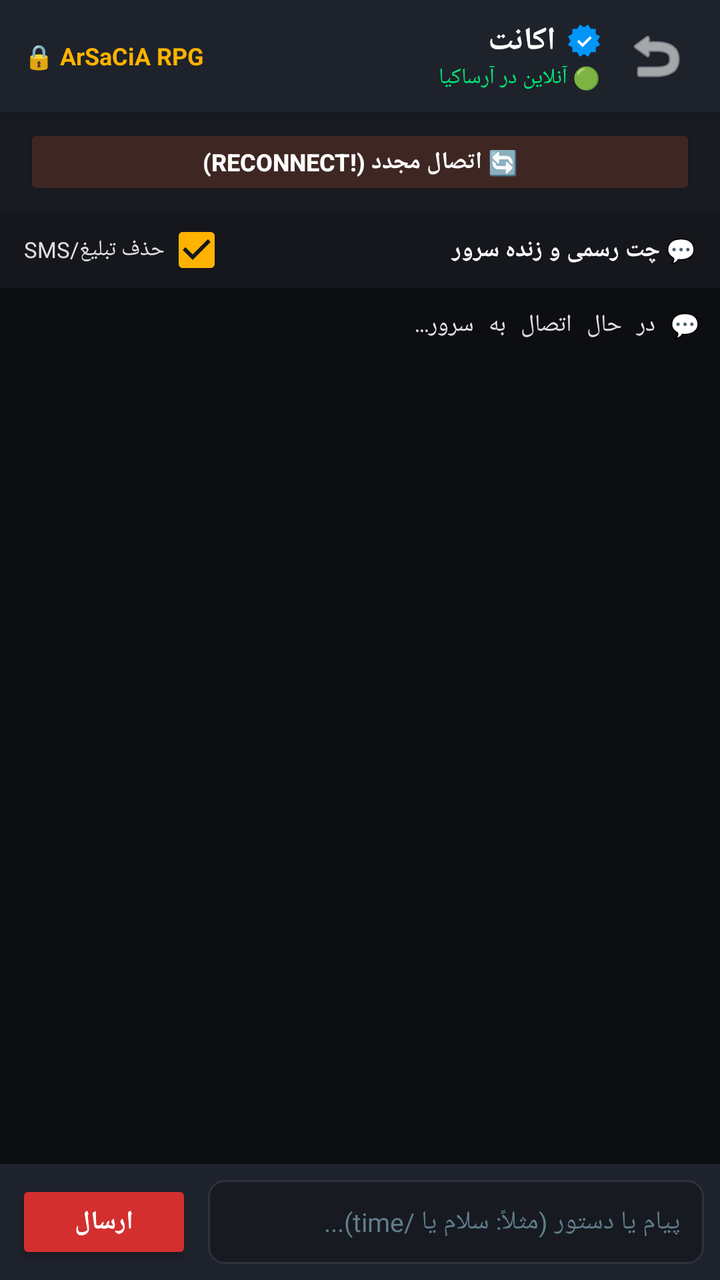
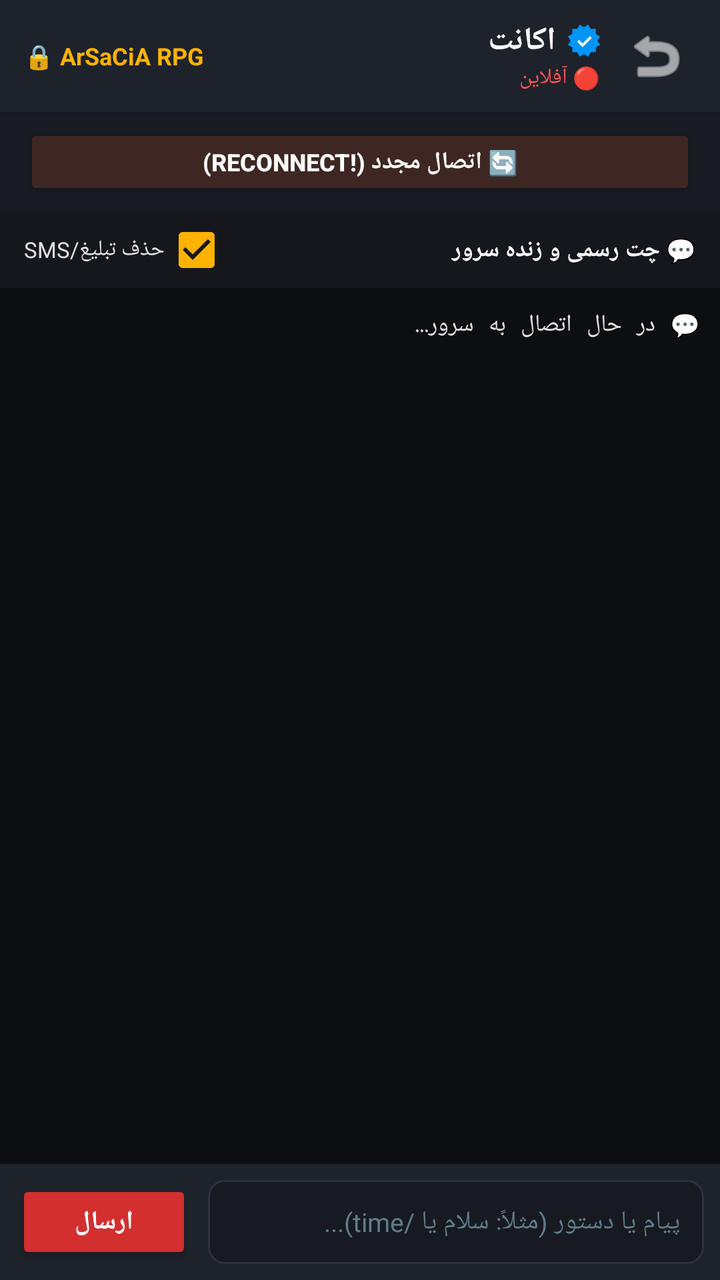

Before-and-after screenshots of an Android layout around one commit, followed by the original layout XML and the change that was made.
<!-- AndroidManifest.xml: application theme Theme.AGRak -->
<!-- res/layout/activity_chat.xml -->
<?xml version="1.0" encoding="utf-8"?>
<LinearLayout xmlns:android="http://schemas.android.com/apk/res/android"
    xmlns:app="http://schemas.android.com/apk/res-auto"
    android:layout_width="match_parent"
    android:layout_height="match_parent"
    android:background="@color/bg_dark"
    android:orientation="vertical"
    android:layoutDirection="rtl">

    
    <androidx.cardview.widget.CardView
        android:layout_width="match_parent"
        android:layout_height="wrap_content"
        app:cardBackgroundColor="@color/card_dark"
        app:cardCornerRadius="0dp"
        app:cardElevation="4dp">

        <LinearLayout
            android:layout_width="match_parent"
            android:layout_height="56dp"
            android:gravity="center_vertical"
            android:orientation="horizontal"
            android:paddingHorizontal="12dp">

            <ImageButton
                android:id="@+id/btnBack"
                android:layout_width="40dp"
                android:layout_height="40dp"
                android:background="?attr/selectableItemBackgroundBorderless"
                android:src="@android:drawable/ic_menu_revert"
                android:tint="@color/text_white"
                android:contentDescription="بازگشت" />

            <LinearLayout
                android:layout_width="0dp"
                android:layout_height="wrap_content"
                android:layout_marginStart="8dp"
                android:layout_weight="1"
                android:orientation="vertical">

                <LinearLayout
                    android:layout_width="wrap_content"
                    android:layout_height="wrap_content"
                    android:gravity="center_vertical"
                    android:orientation="horizontal">

                    <ImageView
                        android:layout_width="16dp"
                        android:layout_height="16dp"
                        android:layout_marginEnd="6dp"
                        android:src="@drawable/ic_instagram_verified"
                        android:contentDescription="تیک آبی" />

                    <TextView
                        android:id="@+id/tvChatAccountName"
                        android:layout_width="wrap_content"
                        android:layout_height="wrap_content"
                        android:text="اکانت"
                        android:textColor="@color/text_white"
                        android:textSize="16sp"
                        android:textStyle="bold" />
                </LinearLayout>

                <TextView
                    android:id="@+id/tvChatStatus"
                    android:layout_width="wrap_content"
                    android:layout_height="wrap_content"
                    android:text="🟢 آنلاین در آرساکیا"
                    android:textColor="@color/status_green"
                    android:textSize="11sp" />
            </LinearLayout>

            
            <TextView
                android:layout_width="wrap_content"
                android:layout_height="wrap_content"
                android:text="🔒 ArSaCiA RPG"
                android:textColor="@color/accent_gold"
                android:textSize="12sp"
                android:textStyle="bold" />

        </LinearLayout>
    </androidx.cardview.widget.CardView>

    
    <LinearLayout
        android:layout_width="match_parent"
        android:layout_height="wrap_content"
        android:background="#181B22"
        android:paddingTop="6dp"
        android:paddingBottom="6dp"
        android:paddingLeft="12dp"
        android:paddingRight="12dp"
        android:orientation="horizontal">

        <Button
            android:id="@+id/btnQuickReconnect"
            android:layout_width="match_parent"
            android:layout_height="38dp"
            android:backgroundTint="#3E2723"
            android:text="🔄 اتصال مجدد (!reconnect)"
            android:textColor="@color/text_white"
            android:textStyle="bold"
            android:textSize="12sp" />
    </LinearLayout>

    
    <LinearLayout
        android:layout_width="match_parent"
        android:layout_height="38dp"
        android:background="#15171D"
        android:gravity="center_vertical"
        android:orientation="horizontal"
        android:paddingHorizontal="12dp">

        <TextView
            android:layout_width="0dp"
            android:layout_height="wrap_content"
            android:layout_weight="1"
            android:text="💬 چت رسمی و زنده سرور"
            android:textColor="@color/text_white"
            android:textStyle="bold"
            android:textSize="12sp" />

        <CheckBox
            android:id="@+id/cbFilterSmsAds"
            android:layout_width="wrap_content"
            android:layout_height="34dp"
            android:checked="true"
            android:buttonTint="@color/accent_gold"
            android:text="حذف تبلیغ/SMS"
            android:textColor="#E0E0E0"
            android:textSize="11sp" />

    </LinearLayout>

    
    <ScrollView
        android:id="@+id/scrollConsole"
        android:layout_width="match_parent"
        android:layout_height="0dp"
        android:layout_weight="1"
        android:background="#0D0E11"
        android:padding="10dp"
        android:fillViewport="true"
        android:descendantFocusability="blocksDescendants">

        <TextView
            android:id="@+id/tvConsoleLogs"
            android:layout_width="match_parent"
            android:layout_height="wrap_content"
            android:textColor="#E0E0E0"
            android:textSize="12sp"
            android:typeface="monospace"
            android:focusable="false"
            android:focusableInTouchMode="false"
            android:text="💬 در حال اتصال به سرور...\n" />
    </ScrollView>

    
    <androidx.cardview.widget.CardView
        android:layout_width="match_parent"
        android:layout_height="wrap_content"
        app:cardBackgroundColor="@color/card_dark"
        app:cardCornerRadius="0dp"
        app:cardElevation="8dp">

        <LinearLayout
            android:layout_width="match_parent"
            android:layout_height="wrap_content"
            android:gravity="center_vertical"
            android:orientation="horizontal"
            android:padding="8dp">

            <EditText
                android:id="@+id/etChatMessage"
                android:layout_width="0dp"
                android:layout_height="42dp"
                android:layout_weight="1"
                android:background="@drawable/bg_input_field"
                android:hint="پیام یا دستور (مثلاً: سلام یا /time)..."
                android:textColorHint="@color/text_hint"
                android:textColor="@color/text_white"
                android:textSize="13sp"
                android:paddingHorizontal="12dp"
                android:singleLine="true" />

            <Button
                android:id="@+id/btnSendMessage"
                android:layout_width="wrap_content"
                android:layout_height="42dp"
                android:layout_marginStart="8dp"
                android:backgroundTint="@color/primary_red"
                android:text="@string/send"
                android:textColor="@color/text_white"
                android:textStyle="bold"
                android:textSize="13sp" />

        </LinearLayout>
    </androidx.cardview.widget.CardView>

</LinearLayout>
<!-- resources referenced by this layout -->
<resources>
  <color name="accent_gold">#FFB300</color>
  <color name="bg_dark">#121418</color>
  <color name="card_dark">#1E222B</color>
  <color name="primary_red">#D32F2F</color>
  <color name="status_green">#00E676</color>
  <color name="text_hint">#607D8B</color>
  <color name="text_white">#FFFFFF</color>
  <!-- drawable bg_input_field (drawable) -->
  <?xml version="1.0" encoding="utf-8"?>
  <shape xmlns:android="http://schemas.android.com/apk/res/android"
      android:shape="rectangle">
      <solid android:color="#171A21" />
      <stroke
          android:width="1dp"
          android:color="@color/card_stroke" />
      <corners android:radius="8dp" />
  </shape>
  <!-- drawable ic_instagram_verified (drawable) -->
  <vector xmlns:android="http://schemas.android.com/apk/res/android"
      android:width="20dp"
      android:height="20dp"
      android:viewportWidth="40"
      android:viewportHeight="40">
      <path
          android:fillColor="#0095F6"
          android:pathData="M19.998,3.094 L14.638,0 l-2.972,5.15 H5.432 v6.354 L0,14.64 3.094,20 0,25.359 l5.432,3.137 v5.905 h5.975 L14.638,40 l5.36,-3.094 L25.358,40 l3.232,-5.6 h6.162 v-6.01 L40,25.359 36.905,20 40,14.641 l-5.248,-3.03 v-6.46 h-6.419 L25.358,0 l-5.36,3.094 Z" />
      <path
          android:fillColor="#FFFFFF"
          android:pathData="M27.413,14.319 l2.254,2.287 -11.43,11.5 -6.835,-6.93 2.244,-2.258 4.587,4.581 9.18,-9.18 Z" />
  </vector>
  <string name="send">ارسال</string>
  <style name="Theme.AGRak" parent="Theme.AppCompat.DayNight.NoActionBar">
          <item name="colorPrimary">@color/primary_red</item>
          <item name="colorPrimaryDark">@color/primary_red_dark</item>
          <item name="colorAccent">@color/accent_gold</item>
          <item name="android:windowBackground">@color/bg_dark</item>
          <item name="android:statusBarColor">#0A0B0E</item>
          <item name="android:navigationBarColor">#0A0B0E</item>
      </style>
  <color name="card_stroke">#2D323E</color>
  <color name="primary_red_dark">#9A0007</color>
</resources>

<!-- the commit's change to res/layout/activity_chat.xml (unified diff, before → after) -->
@@ -65,8 +65,8 @@
                     android:id="@+id/tvChatStatus"
                     android:layout_width="wrap_content"
                     android:layout_height="wrap_content"
-                    android:text="🟢 آنلاین در آرساکیا"
-                    android:textColor="@color/status_green"
+                    android:text="🔴 آفلاین"
+                    android:textColor="@color/status_red"
                     android:textSize="11sp" />
             </LinearLayout>
 
<!-- resource entries referenced after the edit -->
@@ -4,7 +4,7 @@
   <color name="bg_dark">#121418</color>
   <color name="card_dark">#1E222B</color>
   <color name="primary_red">#D32F2F</color>
-  <color name="status_green">#00E676</color>
+  <color name="status_red">#FF5252</color>
   <color name="text_hint">#607D8B</color>
   <color name="text_white">#FFFFFF</color>
   <!-- drawable bg_input_field (drawable) -->
